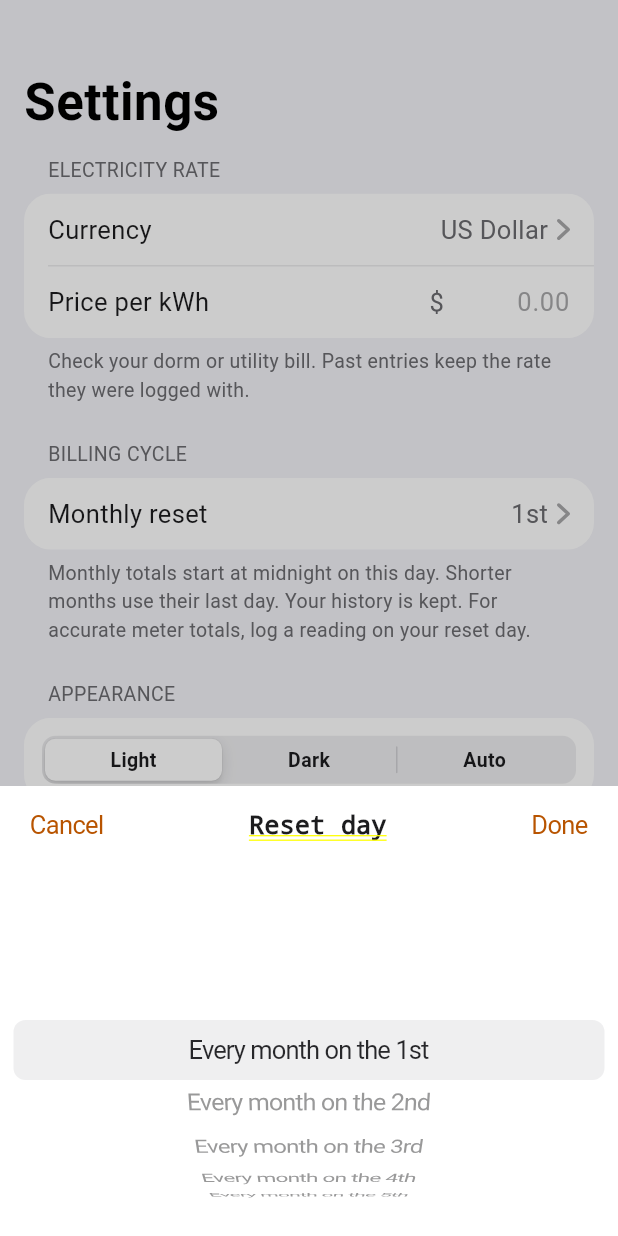
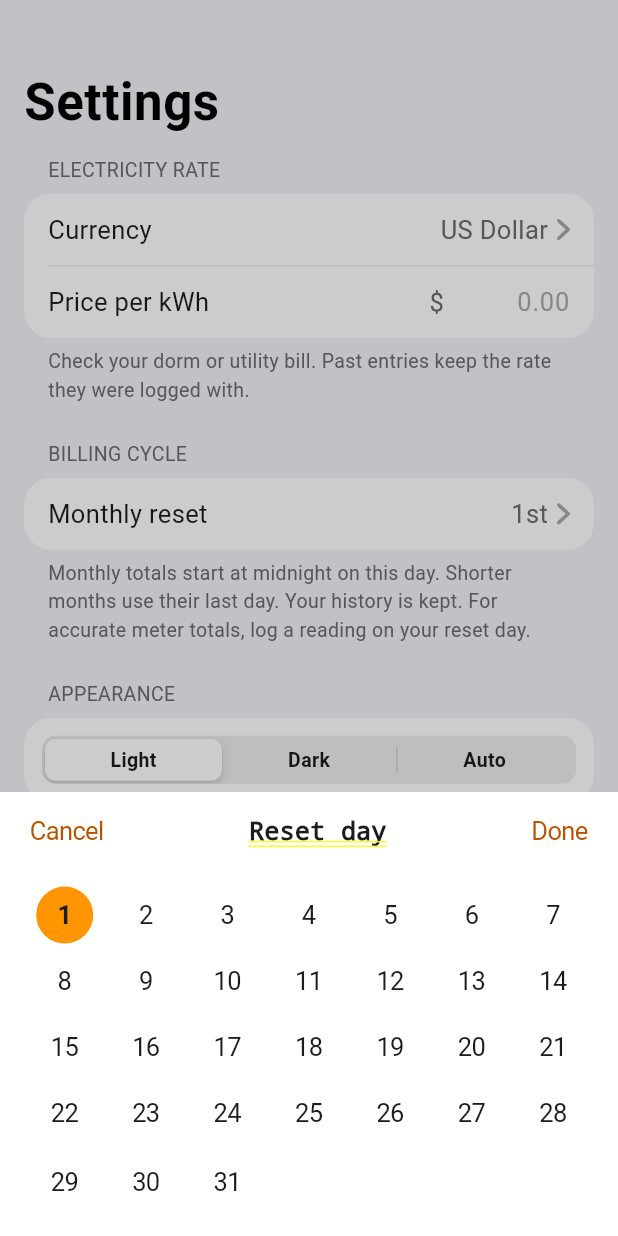
Before and after one commit to c4rlosst/wattly, a Flutter app: the screen it shows after launch, item 3 of the bottom bar chosen, after a tap on "Monthly reset", on a phone screen of 412 x 824 dp. Run offline on Flutter 3.47's test engine with Material 3 defaults, Android fonts, the light colour scheme and no system bars; our stand-ins replace shared_preferences; missing offline and left inert: dart:js_interop.

Commit message:
Use a calendar grid to choose the monthly reset day

```diff
--- a/lib/screens/settings_page.dart
+++ b/lib/screens/settings_page.dart
@@ -96,18 +96,23 @@ class _SettingsPageState extends State<SettingsPage> {
   Future<void> _pickResetDay() async {
     FocusScope.of(context).unfocus();
     var day = widget.store.monthlyResetDay;
-    final controller = FixedExtentScrollController(initialItem: day - 1);
     final picked = await showCupertinoModalPopup<int>(
       context: context,
-      builder: (ctx) {
+      builder: (ctx) => StatefulBuilder(
+        builder: (ctx, selectDay) {
           final p = Palette.of(ctx);
           return Container(
             color: p.card,
             child: SafeArea(
               top: false,
-            child: SizedBox(
-              height: 300,
+              child: ConstrainedBox(
+                constraints: BoxConstraints(
+                  maxHeight: MediaQuery.sizeOf(ctx).height * 0.85,
+                ),
+                child: SingleChildScrollView(
+                  primary: false,
                   child: Column(
+                    mainAxisSize: MainAxisSize.min,
                     children: [
                       Row(
                         mainAxisAlignment: MainAxisAlignment.spaceBetween,
@@ -116,7 +121,10 @@ class _SettingsPageState extends State<SettingsPage> {
                             onPressed: () => Navigator.pop(ctx),
                             child: Text(
                               'Cancel',
-                          style: TextStyle(fontSize: 17, color: p.accentText),
+                              style: TextStyle(
+                                fontSize: 17,
+                                color: p.accentText,
+                              ),
                             ),
                           ),
                           Expanded(
@@ -135,24 +143,71 @@ class _SettingsPageState extends State<SettingsPage> {
                             onPressed: () => Navigator.pop(ctx, day),
                             child: Text(
                               'Done',
-                          style: TextStyle(fontSize: 17, color: p.accentText),
+                              style: TextStyle(
+                                fontSize: 17,
+                                color: p.accentText,
+                              ),
                             ),
                           ),
                         ],
                       ),
+                      Padding(
+                        key: const Key('reset-day-picker'),
+                        padding: const EdgeInsets.fromLTRB(16, 8, 16, 12),
+                        child: Column(
+                          children: [
+                            for (var row = 0; row < 5; row++)
+                              Row(
+                                children: [
+                                  for (var col = 0; col < 7; col++)
                                     Expanded(
-                    child: CupertinoPicker(
-                      key: const Key('reset-day-picker'),
-                      scrollController: controller,
-                      itemExtent: 40,
-                      onSelectedItemChanged: (index) => day = index + 1,
-                      children: [
-                        for (var d = 1; d <= 31; d++)
-                          Center(
+                                      child: row * 7 + col + 1 > 31
+                                          ? const SizedBox(height: 48)
+                                          : Semantics(
+                                              key: Key(
+                                                'reset-day-${row * 7 + col + 1}',
+                                              ),
+                                              selected:
+                                                  day == row * 7 + col + 1,
+                                              label:
+                                                  'Reset on the ${ordinalDay(row * 7 + col + 1)}',
+                                              child: CupertinoButton(
+                                                padding: EdgeInsets.zero,
+                                                onPressed: () => selectDay(
+                                                  () => day = row * 7 + col + 1,
+                                                ),
+                                                child: Container(
+                                                  width: 38,
+                                                  height: 38,
+                                                  alignment: Alignment.center,
+                                                  decoration: BoxDecoration(
+                                                    shape: BoxShape.circle,
+                                                    color:
+                                                        day == row * 7 + col + 1
+                                                        ? p.accent
+                                                        : null,
+                                                  ),
                                                   child: Text(
-                              'Every month on the ${ordinalDay(d)}',
-                              style: TextStyle(fontSize: 17, color: p.label),
+                                                    '${row * 7 + col + 1}',
+                                                    style: TextStyle(
+                                                      fontSize: 17,
+                                                      fontWeight:
+                                                          day ==
+                                                              row * 7 + col + 1
+                                                          ? FontWeight.w600
+                                                          : FontWeight.w400,
+                                                      color:
+                                                          day ==
+                                                              row * 7 + col + 1
+                                                          ? p.onAccent
+                                                          : p.label,
                                                     ),
+                                                  ),
+                                                ),
+                                              ),
+                                            ),
+                                    ),
+                                ],
                               ),
                           ],
                         ),
@@ -161,10 +216,11 @@ class _SettingsPageState extends State<SettingsPage> {
                   ),
                 ),
               ),
+            ),
           );
         },
+      ),
     );
-    controller.dispose();
     if (mounted && picked != null) widget.store.setMonthlyResetDay(picked);
   }
 
```
Also changed, not shown: 1 other file. Lines whose indentation alone changed are shown as unchanged.
